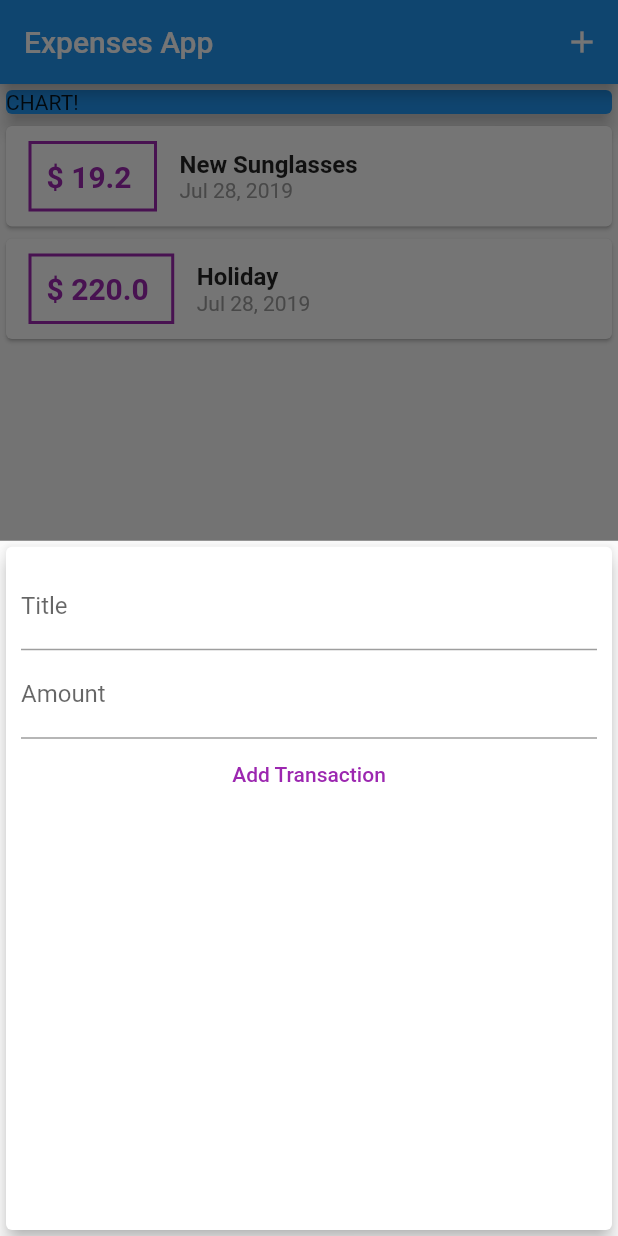
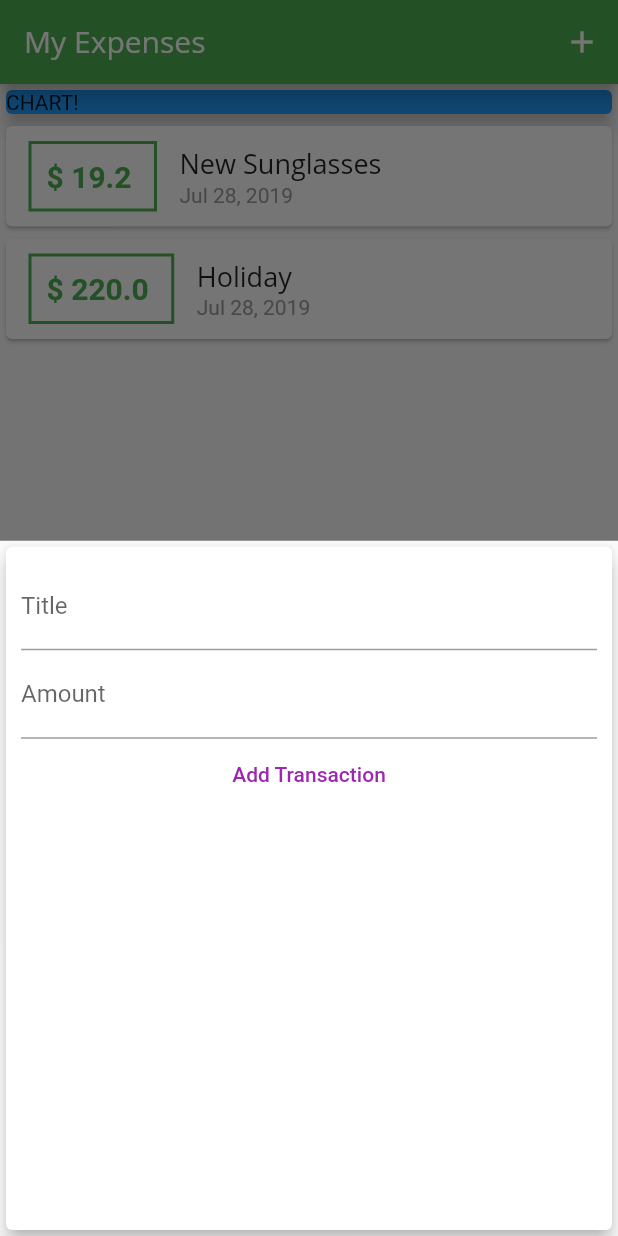
Before and after one commit to insertmike/expenses-app, a Flutter app: the screen it shows after launch, after a tap on the "add" icon, on a phone screen of 412 x 824 dp. Run offline on Flutter 3.47's test engine with Material 2 defaults, Android fonts, the phone set to English and light mode, and no system bars.

Commit message:
Set global styling

```diff
--- a/lib/main.dart
+++ b/lib/main.dart
@@ -11,6 +11,23 @@ class MyApp extends StatelessWidget {
   Widget build(BuildContext context) {
     return MaterialApp(
       title: 'Expenses App',
+      theme: ThemeData(
+        primarySwatch: Colors.green,
+        accentColor: Colors.yellow,
+        fontFamily: 'QuickSand',
+        textTheme: ThemeData.light()
+            .textTheme
+            // Separate title theme for not appbar titles
+            .copyWith(title: TextStyle(fontFamily: 'OpenSans', fontSize: 18)),
+        appBarTheme: AppBarTheme(
+          textTheme: ThemeData.light().textTheme.copyWith(
+                title: TextStyle(
+                  fontFamily: 'OpenSans',
+                  fontSize: 20,
+                ),
+              ),
+        ),
+      ),
       home: HomePage(),
     );
   }
@@ -24,8 +41,7 @@ class HomePage extends StatefulWidget {
 }
 
 class _HomePageState extends State<HomePage> {
-
-   final List<Transaction> _userTransactions = [
+  final List<Transaction> _userTransactions = [
     Transaction(
       id: 't1',
       title: 'New Sunglasses',
@@ -47,23 +63,25 @@ class _HomePageState extends State<HomePage> {
         date: DateTime.now(),
         id: DateTime.now().toString());
 
-        setState(() {
-         _userTransactions.add(newTransaction);
-        });
+    setState(() {
+      _userTransactions.add(newTransaction);
+    });
   }
 
   void _startAddNewTransaction(BuildContext context) {
-      showModalBottomSheet(context: context, builder: (_){
+    showModalBottomSheet(
+      context: context,
+      builder: (_) {
         return NewTransaction(_addNewTransaction);
       },
-      );
+    );
   }
 
   @override
   Widget build(BuildContext context) {
     return Scaffold(
       appBar: AppBar(
-        title: Text('Expenses App'),
+        title: Text('My Expenses'),
         actions: <Widget>[
           IconButton(
             icon: Icon(Icons.add),
--- a/lib/widgets/new_transaction.dart
+++ b/lib/widgets/new_transaction.dart
@@ -1,11 +1,18 @@
 import 'package:flutter/material.dart';
 
-class NewTransaction extends StatelessWidget {
-  final titleController = TextEditingController();
-  final amountController = TextEditingController();
+class NewTransaction extends StatefulWidget {
   final Function addNewTransaction;
 
   NewTransaction(this.addNewTransaction);
+
+  @override
+  _NewTransactionState createState() => _NewTransactionState();
+}
+
+class _NewTransactionState extends State<NewTransaction> {
+  final titleController = TextEditingController();
+
+  final amountController = TextEditingController();
 
   void submitData() {
     final enteredTitle = titleController.text;
@@ -13,7 +20,9 @@ class NewTransaction extends StatelessWidget {
     if (enteredTitle.isEmpty || enteredAmount <= 0) {
       return;
     }
-    addNewTransaction(enteredTitle, enteredAmount);
+    widget.addNewTransaction(enteredTitle, enteredAmount);
+
+    Navigator.of(context).pop();
   }
 
   @override
--- a/lib/widgets/transaction_list.dart
+++ b/lib/widgets/transaction_list.dart
@@ -22,14 +22,14 @@ class TransactionList extends StatelessWidget {
                     style: TextStyle(
                       fontWeight: FontWeight.bold,
                       fontSize: 20,
-                      color: Colors.purple,
+                      color: Theme.of(context).primaryColor,
                     ),
                   ),
                   margin: EdgeInsets.symmetric(vertical: 10, horizontal: 15),
                   padding: EdgeInsets.all(10),
                   decoration: BoxDecoration(
                     border: Border.all(
-                      color: Colors.purple,
+                      color: Theme.of(context).primaryColor,
                       width: 2,
                     ),
                   ),
@@ -39,10 +39,7 @@ class TransactionList extends StatelessWidget {
                   children: <Widget>[
                     Text(
                       transactions[index].title,
-                      style: TextStyle(
-                        fontSize: 16,
-                        fontWeight: FontWeight.bold,
-                      ),
+                      style: Theme.of(context).textTheme.title
                     ),
                     Text(
                       DateFormat.yMMMd().format(transactions[index].date),
```
Also changed, not shown: pubspec.yaml (+13 -6 lines), assets/fonts/OpenSans-Bold.ttf (added), assets/fonts/OpenSans-Regular.ttf (added), assets/fonts/Quicksand-Bold.ttf (added), assets/fonts/Quicksand-Light.ttf (added), assets/fonts/Quicksand-Medium.ttf (added), assets/fonts/Quicksand-Regular.ttf (added).
